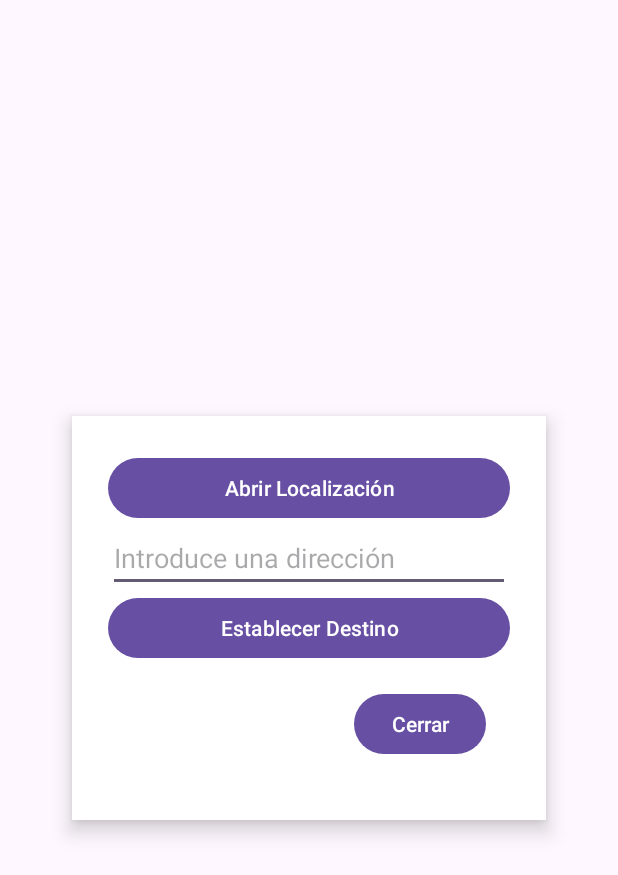
After one commit to bibi2di/StopTheBomb, an Android app: the fragment RadarFragment shown on its own in the app's theme, on a phone screen of 412 x 824 dp. The commit adds this screen. Shown: the top 875 px of the screen. Run offline under Robolectric (Android 15) with nearby library versions, the phone set to English and light mode, and no system bars.

Commit message:
planes puestos, problemas con radar

```diff
--- a/app/src/main/AndroidManifest.xml
+++ b/app/src/main/AndroidManifest.xml
@@ -2,6 +2,10 @@
 <manifest xmlns:android="http://schemas.android.com/apk/res/android"
     xmlns:tools="http://schemas.android.com/tools">
     <uses-permission android:name="android.permission.POST_NOTIFICATIONS" />
+    <uses-permission android:name="android.permission.ACCESS_COARSE_LOCATION" />
+    <uses-permission android:name="android.permission.ACCESS_FINE_LOCATION" />
+    <uses-permission android:name="android.permission.INTERNET" />
+
 
     <application
         android:name=".MyApplication"
--- a/app/src/main/assets/file_unlocked.txt
+++ b/app/src/main/assets/file_unlocked.txt
@@ -1,2 +1,3 @@
-¡Felicidades! Has introducido correctamente el código numérico y el nombre "Stanley".
-Ahora puedes continuar con el siguiente paso en el juego. ¡Sigue adelante!
+Los planes del Teniente Rogers nos guían a la Destrucción Mutua Asegurada.
+Aún puedes detener esta locura.
+Ve al Radar.
--- /dev/null
+++ b/app/src/main/java/com/example/stopthebomb/fragments/RadarFragment.java
@@ -0,0 +1,90 @@
+package com.example.stopthebomb.fragments;
+
+import android.content.Intent;
+import android.net.Uri;
+import android.os.Bundle;
+import android.view.LayoutInflater;
+import android.view.View;
+import android.view.ViewGroup;
+import android.widget.Button;
+import android.widget.EditText;
+
+import androidx.annotation.Nullable;
+import androidx.fragment.app.Fragment;
+import androidx.recyclerview.widget.GridLayoutManager;
+import androidx.recyclerview.widget.RecyclerView;
+
+import com.example.stopthebomb.R;
+import com.example.stopthebomb.adapters.EquationAdapter;
+import com.example.stopthebomb.adapters.ImageAdapter;
+import com.example.stopthebomb.models.CardItem;
+
+import java.util.ArrayList;
+import java.util.List;
+
+public class RadarFragment extends Fragment {
+
+    private Button btnLocalizacion;
+    private Button btnEstablecerDestino;
+    private EditText editDestino;
+
+    public RadarFragment() {
+        // Required empty public constructor
+    }
+
+    @Override
+    public View onCreateView(LayoutInflater inflater, ViewGroup container,
+                             Bundle savedInstanceState) {
+        // Inflar el layout del fragmento
+        View rootView = inflater.inflate(R.layout.fragment_radar, container, false);
+
+        // Referencias a los elementos del layout
+        btnLocalizacion = rootView.findViewById(R.id.btnLocalizacion);
+        btnEstablecerDestino = rootView.findViewById(R.id.btnEstablecerDestino);
+        Button btnClose = rootView.findViewById(R.id.btnClose);
+        editDestino = rootView.findViewById(R.id.editDestino);
+
+        // Acción del botón Localización (abir ubicación fija)
+        btnLocalizacion.setOnClickListener(v -> abrirUbicacionPredefinida());
+
+        // Acción del botón Establecer Destino (introducir dirección)
+        btnEstablecerDestino.setOnClickListener(v -> abrirDestinoIntroducido());
+
+        btnClose.setOnClickListener(v -> closeFragment());
+
+        return rootView;
+    }
+
+    // Función para abrir Google Maps con una ubicación predefinida
+    private void abrirUbicacionPredefinida() {
+        String location = "55.751666666667,37.617777777778"; // Coordenadas de la Torre Eiffel, por ejemplo
+        Uri uri = Uri.parse("geo:" + location);
+        Intent intent = new Intent(Intent.ACTION_VIEW, uri);
+        intent.setPackage("com.google.android.apps.maps");
+        startActivity(intent);
+    }
+
+    // Función para abrir Google Maps con una dirección personalizada
+    private void abrirDestinoIntroducido() {
+        String direccion = editDestino.getText().toString().trim();
+        if (!direccion.isEmpty()) {
+            Uri uri = Uri.parse("google.navigation:q=" + direccion); // Usamos 'google.navigation' para navegación
+            Intent intent = new Intent(Intent.ACTION_VIEW, uri);
+            intent.setPackage("com.google.android.apps.maps");
+            startActivity(intent);
+        } else {
+            // Si no se introduce una dirección válida, mostrar un mensaje (opcional)
+            editDestino.setError("Por favor, ingresa una dirección.");
+        }
+    }
+
+    private void closeFragment() {
+        requireActivity().getSupportFragmentManager().popBackStack();
+
+        // Restablecer el fondo del contenedor para quitar la opacidad
+        View fragmentContainer = requireActivity().findViewById(R.id.fragmentContainer);
+        if (fragmentContainer != null) {
+            fragmentContainer.setBackgroundColor(android.graphics.Color.TRANSPARENT);
+        }
+    }
+}
--- /dev/null
+++ b/app/src/main/res/layout/fragment_radar.xml
@@ -0,0 +1,52 @@
+<?xml version="1.0" encoding="utf-8"?>
+<LinearLayout xmlns:android="http://schemas.android.com/apk/res/android"
+    android:layout_width="match_parent"
+    android:layout_height="match_parent"
+    android:orientation="vertical"
+    android:gravity="center"
+    android:padding="16dp">
+
+    <LinearLayout
+        android:layout_width="match_parent"
+        android:layout_height="wrap_content"
+        android:orientation="vertical"
+        android:background="@android:color/white"
+        android:elevation="8dp"
+        android:padding="24dp"
+        android:layout_margin="32dp"
+        android:clipToPadding="false"
+        android:clipChildren="false"
+        android:layout_gravity="center"
+        android:gravity="center">
+        <!-- Botón para abrir la ubicación predefinida -->
+        <Button
+            android:id="@+id/btnLocalizacion"
+            android:layout_width="match_parent"
+            android:layout_height="wrap_content"
+            android:text="Abrir Localización" />
+
+        <!-- EditText para introducir el destino personalizado -->
+        <EditText
+            android:id="@+id/editDestino"
+            android:layout_width="match_parent"
+            android:layout_height="wrap_content"
+            android:hint="Introduce una dirección"
+            android:inputType="text" />
+
+        <!-- Botón para abrir la ubicación personalizada -->
+        <Button
+            android:id="@+id/btnEstablecerDestino"
+            android:layout_width="match_parent"
+            android:layout_height="wrap_content"
+            android:text="Establecer Destino" />
+
+        <Button
+            android:id="@+id/btnClose"
+            android:layout_width="wrap_content"
+            android:layout_height="wrap_content"
+            android:text="Cerrar"
+            android:layout_gravity="end"
+            android:layout_margin="16dp" />
+    </LinearLayout>
+
+</LinearLayout>
```
Also changed, not shown: app/src/main/java/com/example/stopthebomb/activities/GameActivity.java (+9 -3 lines), app/src/main/java/com/example/stopthebomb/adapters/EquationAdapter.java (added, +55 -0 lines), app/src/main/java/com/example/stopthebomb/adapters/ImageAdapter.java (added, +56 -0 lines), app/src/main/java/com/example/stopthebomb/fragments/PlansFragment.java (+28 -4 lines), app/src/main/java/com/example/stopthebomb/models/CardItem.java (added, +29 -0 lines), app/src/main/res/drawable/example_image.xml (added, +9 -0 lines), app/src/main/res/layout/item_equation.xml (added, +18 -0 lines), app/src/main/res/layout/item_image.xml (added, +18 -0 lines).
